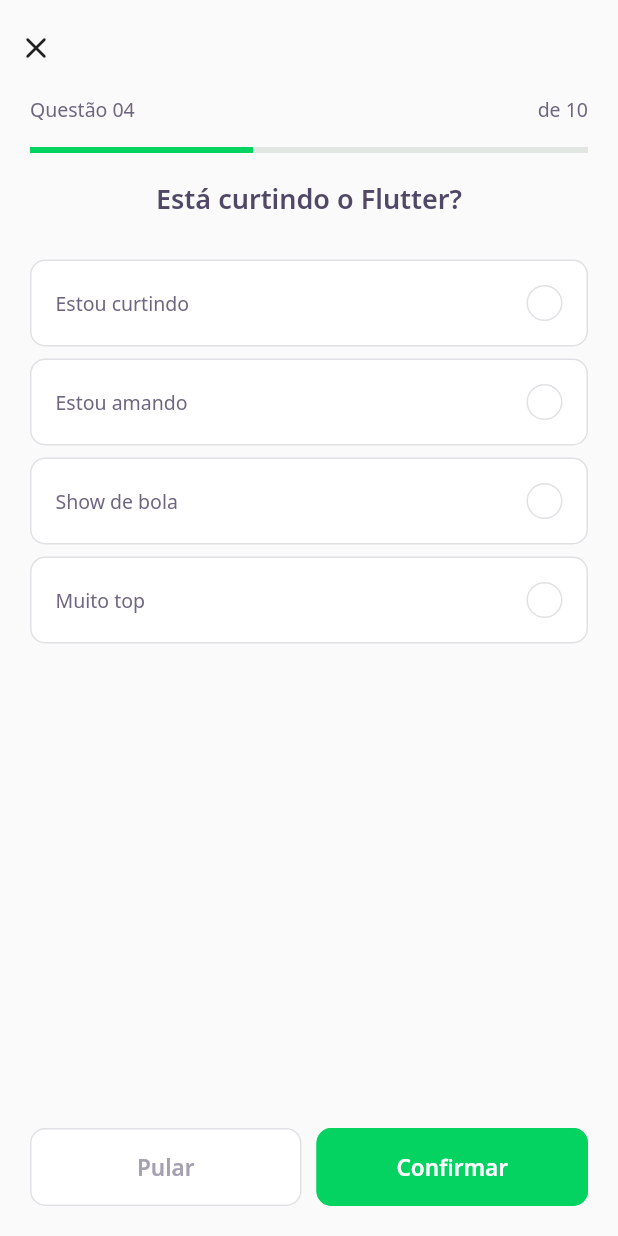
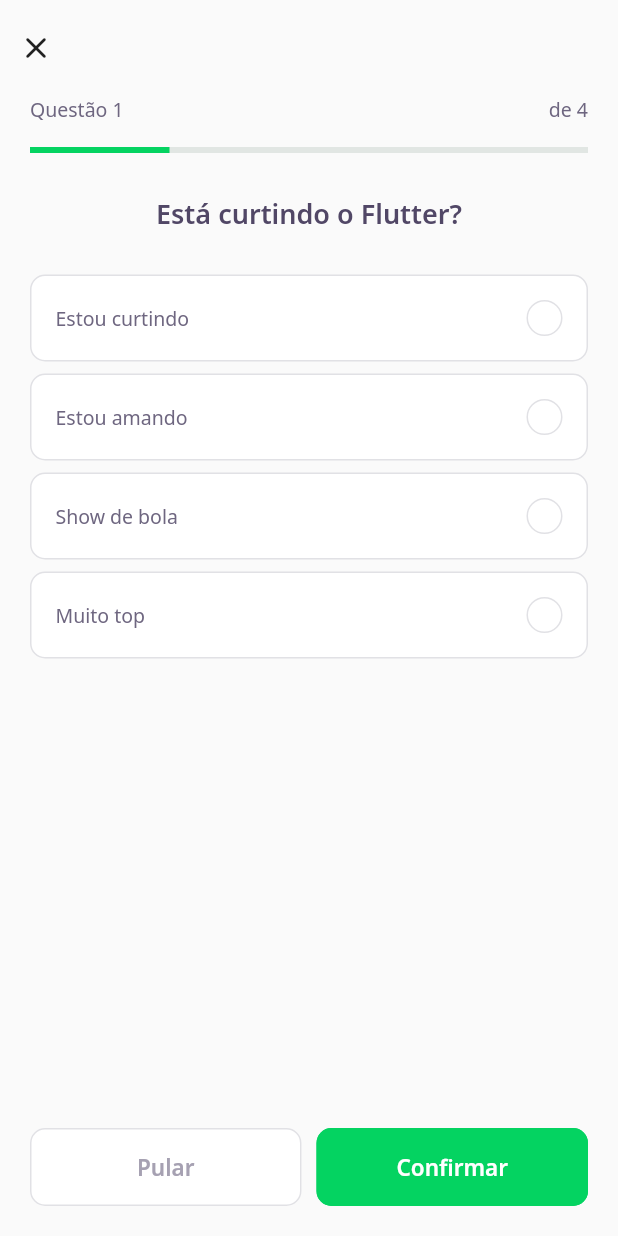
Before and after one commit to andrempeixoto/flutter_devquiz, a Flutter app: the screen it shows after launch, after a tap on "NLW 5 Flutter, como fazer?", on a phone screen of 412 x 824 dp. Run offline on Flutter 3.47's test engine with Material 2 defaults, Android fonts, the phone set to English and light mode, and no system bars; our stand-ins replace google_fonts; accounts and stored records are empty; network calls fail.

Commit message:
feat: ChallengeController: Quiz Questions rendering

```diff
--- /dev/null
+++ b/lib/challenge/challenge_controller.dart
@@ -0,0 +1,9 @@
+// Current page
+
+import 'package:flutter/foundation.dart';
+
+class ChallengeController {
+  final currentPageNotifier = ValueNotifier<int>(1);
+  int get currentPage => currentPageNotifier.value;
+  set currentPage(int value) => currentPageNotifier.value = value;
+}
--- a/lib/challenge/challenge_page.dart
+++ b/lib/challenge/challenge_page.dart
@@ -1,3 +1,4 @@
+import 'package:DevQuiz/challenge/challenge_controller.dart';
 import 'package:DevQuiz/challenge/widgets/next_button/next_button_widget.dart';
 import 'package:DevQuiz/challenge/widgets/question_indicator/question_indicator_widget.dart';
 import 'package:DevQuiz/challenge/widgets/quiz/quiz_widget.dart';
@@ -14,6 +15,21 @@ class ChallengePage extends StatefulWidget {
 }
 
 class _ChallengePageState extends State<ChallengePage> {
+  final controller = ChallengeController();
+  final pageController = PageController();
+
+  @override
+  void initState() {
+    // When using the ValueListenableBuilder, this approach isn't necessary:
+    // controller.currentPageNotifier.addListener(() {
+    //   setState(() {});
+    // });
+    pageController.addListener(() {
+      controller.currentPage = pageController.page!.toInt() + 1;
+    });
+    super.initState();
+  }
+
   @override
   Widget build(BuildContext context) {
     SystemChrome.setSystemUIOverlayStyle(
@@ -29,7 +45,7 @@ class _ChallengePageState extends State<ChallengePage> {
           child: Column(
             crossAxisAlignment: CrossAxisAlignment.start,
             children: [
-              Padding(
+              Container(
                 padding: const EdgeInsets.symmetric(vertical: 8.0),
                 child: IconButton(
                     icon: Icon(Icons.close_rounded),
@@ -37,16 +53,29 @@ class _ChallengePageState extends State<ChallengePage> {
                       Navigator.pop(context);
                     }),
               ),
-              Padding(
+              Container(
                 padding: const EdgeInsets.only(bottom: 8.0),
-                child: QuestionIndicatorWidget(),
+                // This approach, with ValueListenableBuilder builds only the widget inside it:
+                child: ValueListenableBuilder<int>(
+                  valueListenable: controller.currentPageNotifier,
+                  builder: (context, value, _) => QuestionIndicatorWidget(
+                    currentPage: controller.currentPage,
+                    length: widget.questions.length,
+                  ),
+                ),
               ),
             ],
           ),
         ),
       ),
-      body: QuizWidget(
-        question: widget.questions[0],
+      body: PageView(
+        controller: pageController,
+        children: widget.questions
+            .map(
+              (question) => QuizWidget(question: question),
+            )
+            .toList(),
+        physics: NeverScrollableScrollPhysics(),
       ),
       bottomNavigationBar: SafeArea(
         bottom: true,
@@ -55,7 +84,12 @@ class _ChallengePageState extends State<ChallengePage> {
           child: Row(
             mainAxisAlignment: MainAxisAlignment.spaceBetween,
             children: [
-              NextButtonWidget.white(label: "Pular", onTap: () {}),
+              NextButtonWidget.white(
+                  label: "Pular",
+                  onTap: () {
+                    pageController.nextPage(
+                        duration: Duration(milliseconds: 200), curve: Curves.easeOut);
+                  }),
               NextButtonWidget.darkGreen(label: "Confirmar", onTap: () {}),
             ],
           ),
--- a/lib/challenge/widgets/question_indicator/question_indicator_widget.dart
+++ b/lib/challenge/widgets/question_indicator/question_indicator_widget.dart
@@ -1,8 +1,17 @@
+import 'package:flutter/material.dart';
+
 import 'package:DevQuiz/core/core.dart';
 import 'package:DevQuiz/shared/widgets/progress_indicator/progress_indicator_widget.dart';
-import 'package:flutter/material.dart';
 
 class QuestionIndicatorWidget extends StatelessWidget {
+  final int currentPage;
+  final int length;
+
+  QuestionIndicatorWidget({
+    required this.currentPage,
+    required this.length,
+  });
+
   @override
   Widget build(BuildContext context) {
     return Padding(
@@ -14,12 +23,12 @@ class QuestionIndicatorWidget extends StatelessWidget {
             Row(
               mainAxisAlignment: MainAxisAlignment.spaceBetween,
               children: [
-                Text('Questão 04', style: AppTextStyles.body),
-                Text(' de 10', style: AppTextStyles.body),
+                Text('Questão $currentPage', style: AppTextStyles.body),
+                Text(' de $length', style: AppTextStyles.body),
               ],
             ),
             SizedBox(height: 16),
-            ProgressIndicatorWidget(value: 0.4),
+            ProgressIndicatorWidget(value: currentPage / length),
           ],
         ),
       ),
--- /dev/null
+++ b/lib/challenge/widgets/quiz/quiz_controller.dart
@@ -0,0 +1,3 @@
+class QuizController {
+  var indexSelected = 0;
+}
--- a/lib/challenge/widgets/quiz/quiz_widget.dart
+++ b/lib/challenge/widgets/quiz/quiz_widget.dart
@@ -13,7 +13,7 @@ class QuizWidget extends StatelessWidget {
   @override
   Widget build(BuildContext context) {
     return Padding(
-      padding: const EdgeInsets.symmetric(horizontal: 20.0),
+      padding: const EdgeInsets.only(top: 10, left: 20.0, right: 20.0),
       child: Container(
         child: Column(
           children: [
```
